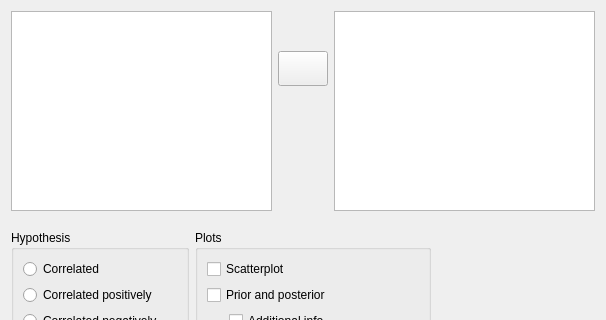
The window that JASP-Desktop/analysisforms/correlationbayesianpairsform.ui (jasp-stats/jasp-desktop) describes before a commit, drawn with Qt 5; both pictures show x 0 to 606 and y 0 to 320 of the 606 by 859 pixel window.
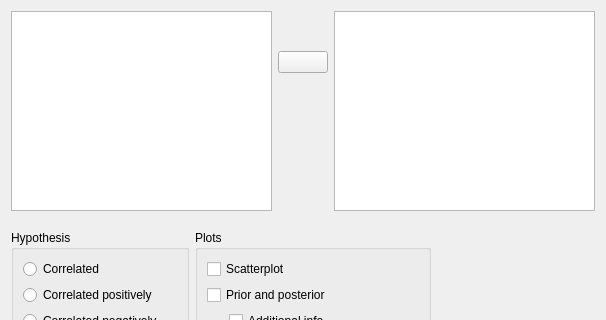
The same window after the commit. Custom widgets are drawn as their Qt base class.

Diff of the .ui file:
```diff
--- a/JASP-Desktop/analysisforms/correlationbayesianpairsform.ui
+++ b/JASP-Desktop/analysisforms/correlationbayesianpairsform.ui
@@ -55,13 +55,13 @@
         <property name="minimumSize">
          <size>
           <width>50</width>
-          <height>35</height>
+          <height>0</height>
          </size>
         </property>
         <property name="maximumSize">
          <size>
           <width>50</width>
-          <height>35</height>
+          <height>16777215</height>
          </size>
         </property>
         <property name="text">
```
